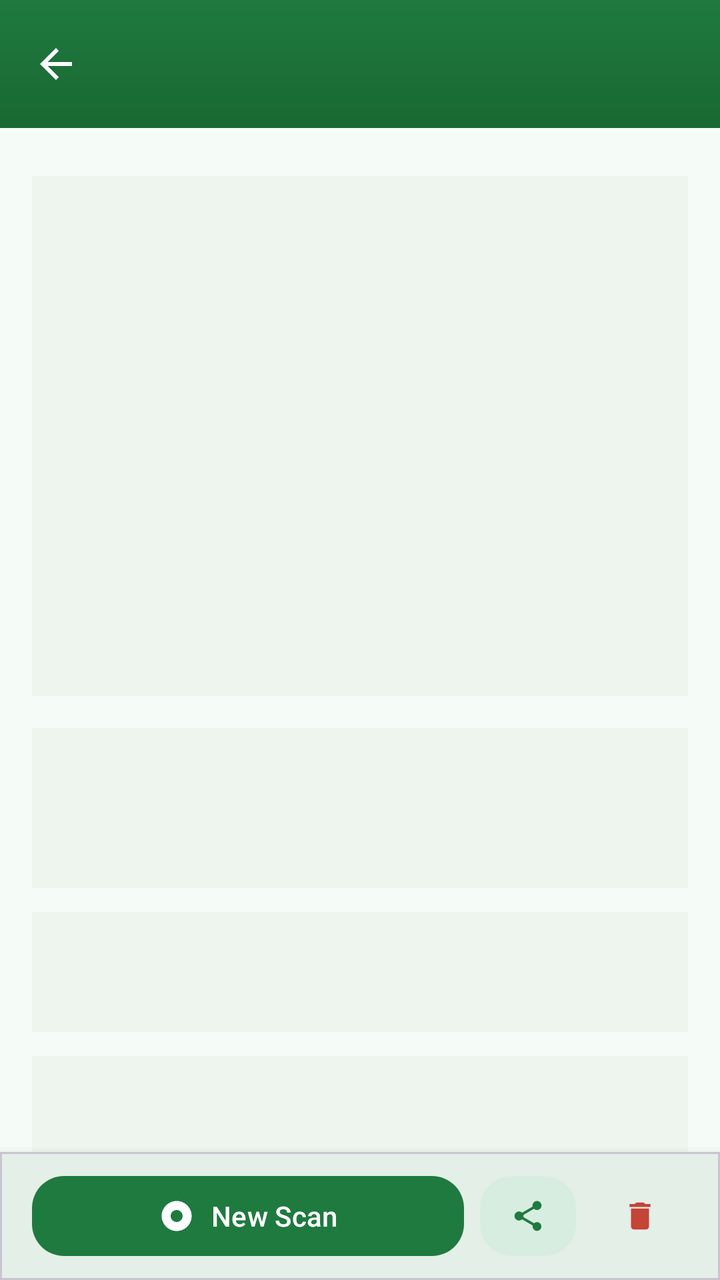
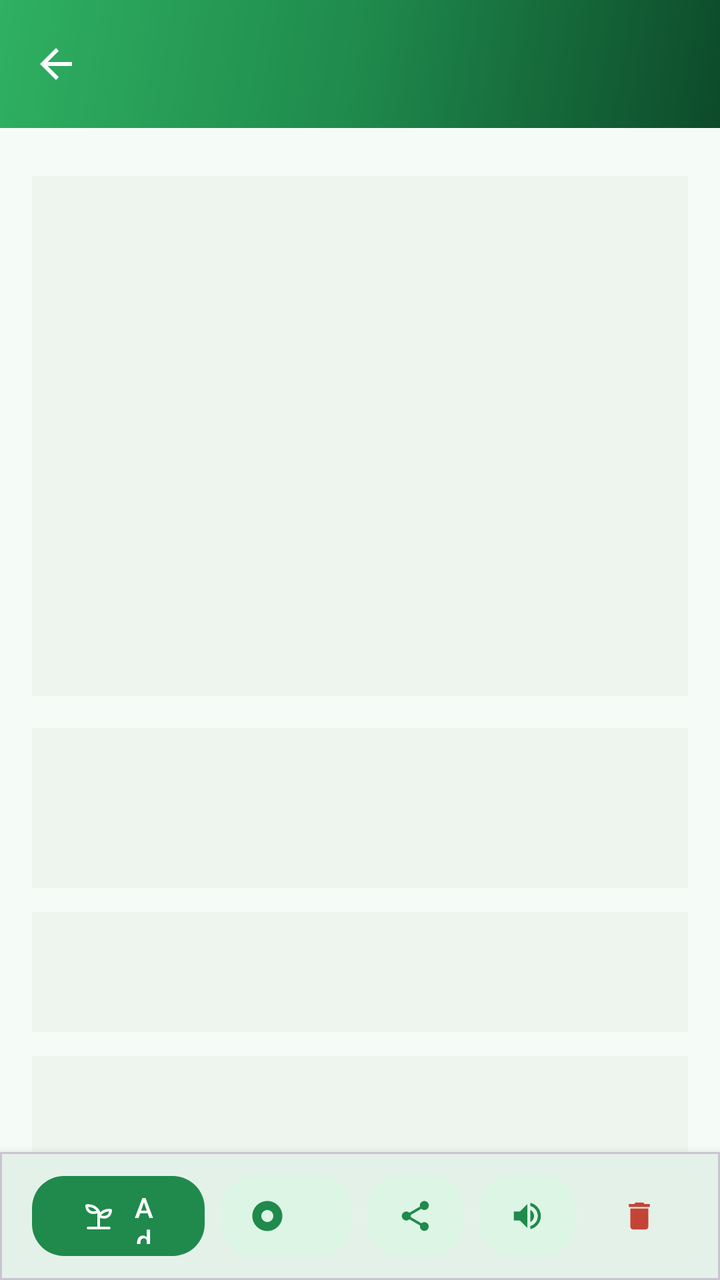

Before-and-after screenshots of an Android layout around one commit, followed by the original layout XML and the change that was made.
<!-- AndroidManifest.xml: application theme Theme.PlantDiseases -->
<!-- res/layout/activity_result.xml -->
<?xml version="1.0" encoding="utf-8"?>
<androidx.coordinatorlayout.widget.CoordinatorLayout
    xmlns:android="http://schemas.android.com/apk/res/android"
    xmlns:app="http://schemas.android.com/apk/res-auto"
    android:layout_width="match_parent"
    android:layout_height="match_parent"
    android:background="@color/background">

    <com.google.android.material.appbar.AppBarLayout
        android:id="@+id/app_bar"
        android:layout_width="match_parent"
        android:layout_height="wrap_content"
        android:background="@drawable/bg_toolbar_gradient"
        app:elevation="0dp">

        <com.google.android.material.appbar.CollapsingToolbarLayout
            android:id="@+id/collapsing_toolbar"
            android:layout_width="match_parent"
            android:layout_height="wrap_content"
            app:layout_scrollFlags="scroll|exitUntilCollapsed"
            app:contentScrim="@drawable/bg_toolbar_gradient"
            app:expandedTitleGravity="bottom"
            app:expandedTitleMarginStart="16dp"
            app:expandedTitleTextAppearance="@style/TextAppearance.App.Toolbar"
            app:collapsedTitleTextAppearance="@style/TextAppearance.App.Toolbar"
            app:expandedTitleTextColor="@color/toolbar_title"
            app:collapsedTitleTextColor="@color/toolbar_title">

            <com.google.android.material.appbar.MaterialToolbar
                android:id="@+id/toolbar"
                android:layout_width="match_parent"
                android:layout_height="?attr/actionBarSize"
                android:background="@android:color/transparent"
                app:layout_collapseMode="pin"
                app:navigationIcon="@drawable/ic_back"
                app:navigationIconTint="@color/toolbar_title"
                app:title="@string/result_title"
                app:titleTextColor="@color/toolbar_title" />

        </com.google.android.material.appbar.CollapsingToolbarLayout>

    </com.google.android.material.appbar.AppBarLayout>

    
    <LinearLayout
        android:id="@+id/sticky_header"
        android:layout_width="match_parent"
        android:layout_height="wrap_content"
        android:orientation="horizontal"
        android:gravity="center_vertical"
        android:paddingHorizontal="16dp"
        android:paddingVertical="8dp"
        android:background="@color/surface"
        android:elevation="4dp"
        android:visibility="gone"
        app:layout_behavior="@string/appbar_scrolling_view_behavior">

        <TextView
            android:id="@+id/tv_sticky_name"
            android:layout_width="0dp"
            android:layout_height="wrap_content"
            android:layout_weight="1"
            android:textSize="16sp"
            android:textColor="@color/on_surface"
            android:fontFamily="sans-serif-medium"
            android:maxLines="1"
            android:ellipsize="end" />

        <TextView
            android:id="@+id/tv_sticky_confidence"
            android:layout_width="wrap_content"
            android:layout_height="wrap_content"
            android:textSize="14sp"
            android:textColor="@color/primary"
            android:fontFamily="sans-serif-medium" />

    </LinearLayout>

    
    <LinearLayout
        android:id="@+id/skeleton_layout"
        android:layout_width="match_parent"
        android:layout_height="match_parent"
        android:orientation="vertical"
        android:padding="16dp"
        android:visibility="visible"
        app:layout_behavior="@string/appbar_scrolling_view_behavior">

        <View
            android:layout_width="match_parent"
            android:layout_height="260dp"
            android:layout_marginTop="8dp"
            android:background="@color/surface_variant" />

        <View
            android:layout_width="match_parent"
            android:layout_height="80dp"
            android:layout_marginTop="16dp"
            android:background="@color/surface_variant" />

        <View
            android:layout_width="match_parent"
            android:layout_height="60dp"
            android:layout_marginTop="12dp"
            android:background="@color/surface_variant" />

        <View
            android:layout_width="match_parent"
            android:layout_height="100dp"
            android:layout_marginTop="12dp"
            android:background="@color/surface_variant" />

    </LinearLayout>

    <androidx.core.widget.NestedScrollView
        android:id="@+id/scroll_view"
        android:layout_width="match_parent"
        android:layout_height="match_parent"
        android:visibility="gone"
        app:layout_behavior="@string/appbar_scrolling_view_behavior"
        android:clipToPadding="false"
        android:paddingBottom="80dp">

        <LinearLayout
            android:id="@+id/content_layout"
            android:layout_width="match_parent"
            android:layout_height="wrap_content"
            android:orientation="vertical"
            android:padding="16dp">

            
            <com.google.android.material.card.MaterialCardView
                android:id="@+id/card_image"
                android:layout_width="match_parent"
                android:layout_height="wrap_content"
                app:cardCornerRadius="20dp"
                app:cardElevation="2dp">

                <FrameLayout
                    android:id="@+id/image_frame"
                    android:layout_width="match_parent"
                    android:layout_height="260dp">

                    <ImageView
                        android:id="@+id/iv_plant"
                        android:layout_width="match_parent"
                        android:layout_height="match_parent"
                        android:scaleType="centerCrop"
                        android:contentDescription="@string/result_title" />

                    <com.plantdiseases.app.ui.result.HeatmapOverlayView
                        android:id="@+id/heatmap_overlay"
                        android:layout_width="match_parent"
                        android:layout_height="match_parent"
                        android:alpha="0" />

                    
                    <TextView
                        android:id="@+id/tv_heatmap_label"
                        android:layout_width="wrap_content"
                        android:layout_height="wrap_content"
                        android:layout_gravity="bottom|start"
                        android:layout_margin="12dp"
                        android:text="@string/heatmap_label"
                        android:textColor="@android:color/white"
                        android:textSize="11sp"
                        android:fontFamily="sans-serif-medium"
                        android:background="@drawable/bg_hint_pill"
                        android:paddingHorizontal="10dp"
                        android:paddingVertical="4dp"
                        android:visibility="gone" />

                </FrameLayout>

            </com.google.android.material.card.MaterialCardView>

            
            <com.google.android.material.card.MaterialCardView
                android:id="@+id/card_status"
                android:layout_width="match_parent"
                android:layout_height="wrap_content"
                android:layout_marginTop="16dp"
                app:cardCornerRadius="16dp"
                app:cardElevation="0dp"
                android:foreground="?attr/selectableItemBackground">

                <LinearLayout
                    android:layout_width="match_parent"
                    android:layout_height="wrap_content"
                    android:orientation="vertical"
                    android:padding="16dp">

                    
                    <LinearLayout
                        android:layout_width="match_parent"
                        android:layout_height="wrap_content"
                        android:orientation="horizontal"
                        android:gravity="center_vertical">

                        <ImageView
                            android:id="@+id/iv_status_icon"
                            android:layout_width="40dp"
                            android:layout_height="40dp"
                            android:contentDescription="@string/status_healthy" />

                        <LinearLayout
                            android:layout_width="0dp"
                            android:layout_height="wrap_content"
                            android:layout_weight="1"
                            android:layout_marginStart="12dp"
                            android:orientation="vertical">

                            <TextView
                                android:id="@+id/tv_status_label"
                                android:layout_width="wrap_content"
                                android:layout_height="wrap_content"
                                android:textSize="13sp"
                                android:fontFamily="sans-serif-medium"
                                android:textAllCaps="true"
                                android:letterSpacing="0.05" />

                            <TextView
                                android:id="@+id/tv_disease_name"
                                android:layout_width="wrap_content"
                                android:layout_height="wrap_content"
                                android:layout_marginTop="2dp"
                                android:textSize="22sp"
                                android:textColor="@color/on_surface"
                                android:fontFamily="sans-serif-medium" />

                        </LinearLayout>

                    </LinearLayout>

                    
                    <LinearLayout
                        android:layout_width="match_parent"
                        android:layout_height="wrap_content"
                        android:layout_marginTop="12dp"
                        android:orientation="horizontal">

                        <TextView
                            android:layout_width="0dp"
                            android:layout_height="wrap_content"
                            android:layout_weight="1"
                            android:text="@string/confidence_label"
                            android:textSize="14sp"
                            android:textColor="@color/on_surface_secondary" />

                        <TextView
                            android:id="@+id/tv_confidence"
                            android:layout_width="wrap_content"
                            android:layout_height="wrap_content"
                            android:textSize="14sp"
                            android:textColor="@color/primary"
                            android:fontFamily="sans-serif-medium" />

                    </LinearLayout>

                    <com.google.android.material.progressindicator.LinearProgressIndicator
                        android:id="@+id/progress_confidence"
                        android:layout_width="match_parent"
                        android:layout_height="wrap_content"
                        android:layout_marginTop="8dp"
                        app:indicatorColor="@color/primary"
                        app:trackColor="@color/primary_light"
                        app:trackCornerRadius="4dp"
                        app:trackThickness="8dp" />

                    
                    <TextView
                        android:id="@+id/tv_date"
                        android:layout_width="wrap_content"
                        android:layout_height="wrap_content"
                        android:layout_marginTop="8dp"
                        android:textSize="12sp"
                        android:textColor="@color/on_surface_secondary" />

                </LinearLayout>

            </com.google.android.material.card.MaterialCardView>

            
            <com.google.android.material.card.MaterialCardView
                android:id="@+id/card_description"
                android:layout_width="match_parent"
                android:layout_height="wrap_content"
                android:layout_marginTop="12dp"
                app:cardCornerRadius="16dp"
                app:cardElevation="0dp"
                app:cardBackgroundColor="@color/surface"
                android:foreground="?attr/selectableItemBackground">

                <LinearLayout
                    android:layout_width="match_parent"
                    android:layout_height="wrap_content"
                    android:orientation="vertical"
                    android:padding="16dp">

                    <TextView
                        android:layout_width="wrap_content"
                        android:layout_height="wrap_content"
                        android:text="@string/description_label"
                        android:textSize="16sp"
                        android:textColor="@color/on_surface"
                        android:fontFamily="sans-serif-medium" />

                    <TextView
                        android:id="@+id/tv_description"
                        android:layout_width="match_parent"
                        android:layout_height="wrap_content"
                        android:layout_marginTop="8dp"
                        android:textSize="14sp"
                        android:textColor="@color/on_surface_secondary"
                        android:lineSpacingExtra="4dp" />

                </LinearLayout>

            </com.google.android.material.card.MaterialCardView>

            
            <com.google.android.material.card.MaterialCardView
                android:id="@+id/card_treatment_prevention"
                android:layout_width="match_parent"
                android:layout_height="wrap_content"
                android:layout_marginTop="12dp"
                app:cardCornerRadius="16dp"
                app:cardElevation="0dp"
                app:cardBackgroundColor="@color/surface">

                <LinearLayout
                    android:layout_width="match_parent"
                    android:layout_height="wrap_content"
                    android:orientation="vertical">

                    <com.google.android.material.tabs.TabLayout
                        android:id="@+id/tabs_treatment_prevention"
                        android:layout_width="match_parent"
                        android:layout_height="wrap_content"
                        app:tabMode="fixed"
                        app:tabGravity="fill"
                        app:tabIndicatorColor="@color/primary"
                        app:tabSelectedTextColor="@color/primary"
                        app:tabTextColor="@color/on_surface_secondary" />

                    
                    <LinearLayout
                        android:id="@+id/treatment_steps_layout"
                        android:layout_width="match_parent"
                        android:layout_height="wrap_content"
                        android:orientation="vertical"
                        android:padding="16dp" />

                    
                    <LinearLayout
                        android:id="@+id/prevention_steps_layout"
                        android:layout_width="match_parent"
                        android:layout_height="wrap_content"
                        android:orientation="vertical"
                        android:padding="16dp"
                        android:visibility="gone" />

                </LinearLayout>

            </com.google.android.material.card.MaterialCardView>

            
            <com.google.android.material.card.MaterialCardView
                android:id="@+id/card_alternatives"
                android:layout_width="match_parent"
                android:layout_height="wrap_content"
                android:layout_marginTop="12dp"
                android:visibility="gone"
                app:cardCornerRadius="16dp"
                app:cardElevation="0dp"
                app:cardBackgroundColor="@color/surface"
                android:foreground="?attr/selectableItemBackground">

                <LinearLayout
                    android:layout_width="match_parent"
                    android:layout_height="wrap_content"
                    android:orientation="vertical"
                    android:padding="16dp">

                    <TextView
                        android:layout_width="wrap_content"
                        android:layout_height="wrap_content"
                        android:text="@string/why_this_diagnosis"
                        android:textSize="16sp"
                        android:textColor="@color/on_surface"
                        android:fontFamily="sans-serif-medium" />

                    <TextView
                        android:layout_width="match_parent"
                        android:layout_height="wrap_content"
                        android:layout_marginTop="4dp"
                        android:text="@string/alternatives_subtitle"
                        android:textSize="12sp"
                        android:textColor="@color/on_surface_secondary" />

                    <LinearLayout
                        android:id="@+id/alternatives_layout"
                        android:layout_width="match_parent"
                        android:layout_height="wrap_content"
                        android:layout_marginTop="12dp"
                        android:orientation="vertical" />

                </LinearLayout>

            </com.google.android.material.card.MaterialCardView>

            
            <com.google.android.material.card.MaterialCardView
                android:id="@+id/card_pest_causes"
                android:layout_width="match_parent"
                android:layout_height="wrap_content"
                android:layout_marginTop="12dp"
                android:visibility="gone"
                app:cardCornerRadius="16dp"
                app:cardElevation="0dp"
                app:cardBackgroundColor="@color/surface">

                <LinearLayout
                    android:layout_width="match_parent"
                    android:layout_height="wrap_content"
                    android:orientation="vertical"
                    android:padding="16dp">

                    <TextView
                        android:layout_width="wrap_content"
                        android:layout_height="wrap_content"
                        android:text="@string/pest_causes_title"
                        android:textSize="16sp"
                        android:textColor="@color/on_surface"
                        android:fontFamily="sans-serif-medium" />

                    <TextView
                        android:layout_width="match_parent"
                        android:layout_height="wrap_content"
                        android:layout_marginTop="4dp"
                        android:text="@string/pest_causes_subtitle"
                        android:textSize="12sp"
                        android:textColor="@color/on_surface_secondary" />

                    <LinearLayout
                        android:id="@+id/pest_causes_layout"
                        android:layout_width="match_parent"
                        android:layout_height="wrap_content"
                        android:layout_marginTop="12dp"
                        android:orientation="vertical" />

                </LinearLayout>

            </com.google.android.material.card.MaterialCardView>

            
            <com.google.android.material.card.MaterialCardView
                android:id="@+id/card_pipeline_warning"
                android:layout_width="match_parent"
                android:layout_height="wrap_content"
                android:layout_marginTop="12dp"
                android:visibility="gone"
                app:cardCornerRadius="16dp"
                app:cardElevation="0dp"
                app:cardBackgroundColor="@color/warning_amber_bg">

                <LinearLayout
                    android:layout_width="match_parent"
                    android:layout_height="wrap_content"
                    android:orientation="horizontal"
                    android:gravity="top"
                    android:padding="14dp">

                    <ImageView
                        android:layout_width="22dp"
                        android:layout_height="22dp"
                        android:layout_marginTop="2dp"
                        android:src="@drawable/ic_warning"
                        android:contentDescription="@null"
                        android:importantForAccessibility="no" />

                    <LinearLayout
                        android:layout_width="0dp"
                        android:layout_height="wrap_content"
                        android:layout_weight="1"
                        android:layout_marginStart="10dp"
                        android:orientation="vertical">

                        <TextView
                            android:id="@+id/tv_pipeline_warning_title"
                            android:layout_width="wrap_content"
                            android:layout_height="wrap_content"
                            android:textSize="14sp"
                            android:fontFamily="sans-serif-medium"
                            android:textColor="@color/warning_amber" />

                        <TextView
                            android:id="@+id/tv_pipeline_warning_body"
                            android:layout_width="match_parent"
                            android:layout_height="wrap_content"
                            android:layout_marginTop="4dp"
                            android:textSize="13sp"
                            android:textColor="@color/warning_amber"
                            android:lineSpacingExtra="2dp" />

                    </LinearLayout>

                </LinearLayout>

            </com.google.android.material.card.MaterialCardView>

            
            <com.google.android.material.card.MaterialCardView
                android:id="@+id/card_low_confidence"
                android:layout_width="match_parent"
                android:layout_height="wrap_content"
                android:layout_marginTop="12dp"
                android:visibility="gone"
                app:cardCornerRadius="16dp"
                app:cardElevation="0dp"
                app:cardBackgroundColor="@color/warning_amber_bg">

                <LinearLayout
                    android:layout_width="match_parent"
                    android:layout_height="wrap_content"
                    android:orientation="horizontal"
                    android:gravity="center_vertical"
                    android:padding="14dp">

                    <ImageView
                        android:layout_width="22dp"
                        android:layout_height="22dp"
                        android:src="@drawable/ic_warning"
                        android:contentDescription="@null"
                        android:importantForAccessibility="no" />

                    <TextView
                        android:layout_width="0dp"
                        android:layout_height="wrap_content"
                        android:layout_weight="1"
                        android:layout_marginStart="10dp"
                        android:text="@string/low_confidence_warning"
                        android:textSize="13sp"
                        android:textColor="@color/warning_amber" />

                </LinearLayout>

            </com.google.android.material.card.MaterialCardView>

        </LinearLayout>

    </androidx.core.widget.NestedScrollView>

    
    <com.google.android.material.card.MaterialCardView
        android:id="@+id/bottom_action_bar"
        android:layout_width="match_parent"
        android:layout_height="wrap_content"
        android:layout_gravity="bottom"
        app:cardCornerRadius="0dp"
        app:cardElevation="8dp"
        app:cardBackgroundColor="@color/surface">

        <LinearLayout
            android:layout_width="match_parent"
            android:layout_height="wrap_content"
            android:orientation="horizontal"
            android:gravity="center"
            android:paddingVertical="8dp"
            android:paddingHorizontal="16dp">

            <com.google.android.material.button.MaterialButton
                android:id="@+id/btn_new_scan"
                android:layout_width="0dp"
                android:layout_height="48dp"
                android:layout_weight="1"
                android:layout_marginEnd="8dp"
                android:text="@string/new_scan"
                app:icon="@drawable/ic_scan"
                app:iconGravity="textStart"
                app:cornerRadius="16dp"
                app:backgroundTint="@color/primary" />

            <com.google.android.material.button.MaterialButton
                android:id="@+id/btn_share"
                style="@style/Widget.Material3.Button.TonalButton"
                android:layout_width="48dp"
                android:layout_height="48dp"
                android:layout_marginEnd="8dp"
                app:icon="@drawable/ic_share"
                app:iconGravity="textStart"
                app:iconPadding="0dp"
                app:iconTint="@color/primary"
                app:cornerRadius="16dp" />

            <com.google.android.material.button.MaterialButton
                android:id="@+id/btn_retry_analysis"
                style="@style/Widget.Material3.Button.TonalButton"
                android:layout_width="48dp"
                android:layout_height="48dp"
                android:layout_marginEnd="8dp"
                android:visibility="gone"
                app:icon="@drawable/ic_scan"
                app:iconGravity="textStart"
                app:iconPadding="0dp"
                app:iconTint="@color/primary"
                app:cornerRadius="16dp" />

            <com.google.android.material.button.MaterialButton
                android:id="@+id/btn_delete"
                style="@style/Widget.Material3.Button.TextButton"
                android:layout_width="48dp"
                android:layout_height="48dp"
                app:icon="@drawable/ic_delete"
                app:iconGravity="textStart"
                app:iconPadding="0dp"
                app:iconTint="@color/disease_red"
                app:cornerRadius="16dp" />

        </LinearLayout>

    </com.google.android.material.card.MaterialCardView>

</androidx.coordinatorlayout.widget.CoordinatorLayout>
<!-- resources referenced by this layout -->
<resources>
  <color name="background">#F5FBF6</color>
  <color name="disease_red">#C44536</color>
  <color name="on_surface">#121A13</color>
  <color name="on_surface_secondary">#4A5549</color>
  <color name="primary">#1F7A3F</color>
  <color name="primary_light">#D7EDE0</color>
  <color name="surface">#FFFFFF</color>
  <color name="surface_variant">#EDF5EE</color>
  <color name="toolbar_title">#FFFFFF</color>
  <color name="warning_amber">#B8700A</color>
  <color name="warning_amber_bg">#FFF3E0</color>
  <!-- drawable bg_toolbar_gradient (drawable) -->
  <?xml version="1.0" encoding="utf-8"?>
  <shape xmlns:android="http://schemas.android.com/apk/res/android"
      android:shape="rectangle">
      <gradient
          android:type="linear"
          android:angle="270"
          android:startColor="@color/toolbar_top"
          android:endColor="@color/toolbar_bottom" />
  </shape>
  <string name="alternatives_subtitle">Model confidence across top candidates</string>
  <string name="confidence_label">Confidence</string>
  <string name="description_label">Description</string>
  <string name="heatmap_label">Detection Area</string>
  <string name="new_scan">New Scan</string>
  <string name="pest_causes_subtitle">These pests cause damage that can look similar — quick checklist below.</string>
  <string name="pest_causes_title">Could it be a pest?</string>
  <string name="result_title">Diagnosis</string>
  <string name="status_healthy">Healthy</string>
  <string name="why_this_diagnosis">Why This Diagnosis?</string>
  <color name="hint_pill_bg">#80000000</color>
  <color name="toolbar_top">#1F7A3F</color>
  <color name="toolbar_bottom">#196832</color>
  <color name="primary_dark">#0F4D25</color>
  <color name="on_primary">#FFFFFF</color>
  <color name="secondary">#66C07A</color>
  <color name="on_secondary">#FFFFFF</color>
  <!-- unchanged entries left out for length: 9 -->
</resources>

<!-- the commit's change to res/layout/activity_result.xml (unified diff, before → after) -->
@@ -570,16 +570,29 @@
             android:paddingHorizontal="16dp">
 
             <com.google.android.material.button.MaterialButton
-                android:id="@+id/btn_new_scan"
+                android:id="@+id/btn_add_to_garden"
                 android:layout_width="0dp"
                 android:layout_height="48dp"
-                android:layout_weight="1"
+                android:layout_weight="1.25"
+                android:layout_marginEnd="8dp"
+                android:text="@string/add_to_garden"
+                app:icon="@drawable/ic_garden"
+                app:iconGravity="textStart"
+                app:cornerRadius="16dp"
+                app:backgroundTint="@color/primary" />
+
+            <com.google.android.material.button.MaterialButton
+                android:id="@+id/btn_new_scan"
+                style="@style/Widget.Material3.Button.TonalButton"
+                android:layout_width="0dp"
+                android:layout_height="48dp"
+                android:layout_weight="0.95"
                 android:layout_marginEnd="8dp"
                 android:text="@string/new_scan"
                 app:icon="@drawable/ic_scan"
                 app:iconGravity="textStart"
                 app:cornerRadius="16dp"
-                app:backgroundTint="@color/primary" />
+                app:iconTint="@color/primary" />
 
             <com.google.android.material.button.MaterialButton
                 android:id="@+id/btn_share"
@@ -607,6 +620,19 @@
                 app:cornerRadius="16dp" />
 
             <com.google.android.material.button.MaterialButton
+                android:id="@+id/btn_speak"
+                style="@style/Widget.Material3.Button.TonalButton"
+                android:layout_width="48dp"
+                android:layout_height="48dp"
+                android:layout_marginEnd="8dp"
+                android:contentDescription="@string/speak_read_aloud"
+                app:icon="@drawable/ic_speak"
+                app:iconGravity="textStart"
+                app:iconPadding="0dp"
+                app:iconTint="@color/primary"
+                app:cornerRadius="16dp" />
+
+            <com.google.android.material.button.MaterialButton
                 android:id="@+id/btn_delete"
                 style="@style/Widget.Material3.Button.TextButton"
                 android:layout_width="48dp"
<!-- resource entries referenced after the edit -->
@@ -4,8 +4,8 @@
   <color name="disease_red">#C44536</color>
   <color name="on_surface">#121A13</color>
   <color name="on_surface_secondary">#4A5549</color>
-  <color name="primary">#1F7A3F</color>
-  <color name="primary_light">#D7EDE0</color>
+  <color name="primary">#1F8A4C</color>
+  <color name="primary_light">#DDF5E4</color>
   <color name="surface">#FFFFFF</color>
   <color name="surface_variant">#EDF5EE</color>
   <color name="toolbar_title">#FFFFFF</color>
@@ -17,10 +17,58 @@
       android:shape="rectangle">
       <gradient
           android:type="linear"
-          android:angle="270"
+          android:angle="135"
           android:startColor="@color/toolbar_top"
+          android:centerColor="@color/gradient_mid"
           android:endColor="@color/toolbar_bottom" />
   </shape>
+  <!-- drawable ic_garden (drawable) -->
+  <?xml version="1.0" encoding="utf-8"?>
+  <vector xmlns:android="http://schemas.android.com/apk/res/android"
+      android:width="24dp"
+      android:height="24dp"
+      android:viewportWidth="24"
+      android:viewportHeight="24">
+      <path
+          android:fillColor="@android:color/transparent"
+          android:strokeColor="#FFFFFFFF"
+          android:strokeWidth="1.8"
+          android:strokeLineCap="round"
+          android:strokeLineJoin="round"
+          android:pathData="M12,20V9" />
+      <path
+          android:fillColor="@android:color/transparent"
+          android:strokeColor="#FFFFFFFF"
+          android:strokeWidth="1.8"
+          android:strokeLineCap="round"
+          android:strokeLineJoin="round"
+          android:pathData="M12,9C10,5.8 7,4.8 4,5.1C4.2,8.6 6.5,11.1 12,9Z" />
+      <path
+          android:fillColor="@android:color/transparent"
+          android:strokeColor="#FFFFFFFF"
+          android:strokeWidth="1.8"
+          android:strokeLineCap="round"
+          android:strokeLineJoin="round"
+          android:pathData="M12,12C14.3,8.8 17.2,7.8 20,8.2C19.7,11.8 17.3,14.2 12,12Z" />
+      <path
+          android:fillColor="@android:color/transparent"
+          android:strokeColor="#FFFFFFFF"
+          android:strokeWidth="1.8"
+          android:strokeLineCap="round"
+          android:pathData="M5,20H19" />
+  </vector>
+  <!-- drawable ic_speak (drawable) -->
+  <?xml version="1.0" encoding="utf-8"?>
+  <vector xmlns:android="http://schemas.android.com/apk/res/android"
+      android:width="24dp"
+      android:height="24dp"
+      android:viewportWidth="24"
+      android:viewportHeight="24">
+      <path
+          android:fillColor="@android:color/black"
+          android:pathData="M3,9v6h4l5,5V4L7,9H3zm13.5,3c0-1.77-1.02-3.29-2.5-4.03v8.05c1.48-0.73,2.5-2.25,2.5-4.02zM14,3.23v2.06c2.89,0.86,5,3.54,5,6.71s-2.11,5.85-5,6.71v2.06c4.01-0.91,7-4.49,7-8.77s-2.99-7.86-7-8.77z" />
+  </vector>
+  <string name="add_to_garden">Add to garden</string>
   <string name="alternatives_subtitle">Model confidence across top candidates</string>
   <string name="confidence_label">Confidence</string>
   <string name="description_label">Description</string>
@@ -29,14 +77,16 @@
   <string name="pest_causes_subtitle">These pests cause damage that can look similar — quick checklist below.</string>
   <string name="pest_causes_title">Could it be a pest?</string>
   <string name="result_title">Diagnosis</string>
+  <string name="speak_read_aloud">Read aloud</string>
   <string name="status_healthy">Healthy</string>
   <string name="why_this_diagnosis">Why This Diagnosis?</string>
   <color name="hint_pill_bg">#80000000</color>
-  <color name="toolbar_top">#1F7A3F</color>
-  <color name="toolbar_bottom">#196832</color>
-  <color name="primary_dark">#0F4D25</color>
+  <color name="toolbar_top">#0D4A2A</color>
+  <color name="gradient_mid">#1F8A4C</color>
+  <color name="toolbar_bottom">#2FB062</color>
+  <color name="primary_dark">#0D4A2A</color>
   <color name="on_primary">#FFFFFF</color>
-  <color name="secondary">#66C07A</color>
+  <color name="secondary">#7ED957</color>
   <color name="on_secondary">#FFFFFF</color>
   <!-- unchanged entries left out for length: 9 -->
 </resources>
